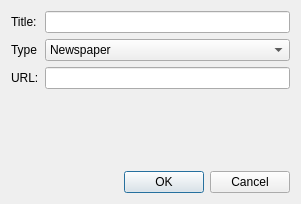
The window that ui/MediaInjectDialog.ui (dmzdev/stance) describes before a commit, drawn with Qt 5.
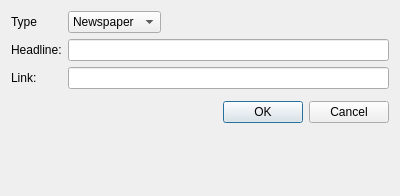
The same window after the commit.

```diff
--- a/ui/MediaInjectDialog.ui
+++ b/ui/MediaInjectDialog.ui
@@ -6,63 +6,38 @@
    <rect>
     <x>0</x>
     <y>0</y>
-    <width>301</width>
-    <height>204</height>
+    <width>400</width>
+    <height>196</height>
    </rect>
   </property>
   <property name="windowTitle">
    <string>Dialog</string>
   </property>
-  <layout class="QVBoxLayout" name="verticalLayout_2">
-   <item>
-    <layout class="QFormLayout" name="formLayout">
-     <item row="0" column="0">
-      <widget class="QLabel" name="label">
-       <property name="text">
-        <string>Title:</string>
-       </property>
-      </widget>
-     </item>
-     <item row="0" column="1">
-      <widget class="QLineEdit" name="titleText"/>
-     </item>
-     <item row="4" column="1">
-      <layout class="QVBoxLayout" name="groupLayout"/>
-     </item>
-     <item row="1" column="1">
-      <widget class="QComboBox" name="mediaType">
-       <item>
-        <property name="text">
-         <string>Newspaper</string>
-        </property>
-       </item>
-       <item>
-        <property name="text">
-         <string>Video</string>
-        </property>
-       </item>
-      </widget>
-     </item>
-     <item row="1" column="0">
-      <widget class="QLabel" name="label_3">
-       <property name="text">
-        <string>Type</string>
-       </property>
-      </widget>
-     </item>
-     <item row="2" column="1">
-      <widget class="QLineEdit" name="urlText"/>
-     </item>
-     <item row="2" column="0">
-      <widget class="QLabel" name="label_4">
-       <property name="text">
-        <string>URL:</string>
-       </property>
-      </widget>
-     </item>
-    </layout>
+  <layout class="QFormLayout" name="formLayout_2">
+   <property name="fieldGrowthPolicy">
+    <enum>QFormLayout::ExpandingFieldsGrow</enum>
+   </property>
+   <item row="2" column="0">
+    <widget class="QLabel" name="label_4">
+     <property name="text">
+      <string>Headline:</string>
+     </property>
+    </widget>
    </item>
-   <item>
+   <item row="4" column="0">
+    <widget class="QLabel" name="label_2">
+     <property name="text">
+      <string>Link:</string>
+     </property>
+    </widget>
+   </item>
+   <item row="4" column="1">
+    <widget class="QLineEdit" name="urlText"/>
+   </item>
+   <item row="5" column="1">
+    <layout class="QFormLayout" name="groupLayout"/>
+   </item>
+   <item row="6" column="0" colspan="2">
     <widget class="QDialogButtonBox" name="buttonBox">
      <property name="orientation">
       <enum>Qt::Horizontal</enum>
@@ -72,6 +47,35 @@
      </property>
     </widget>
    </item>
+   <item row="2" column="1">
+    <widget class="QLineEdit" name="titleText"/>
+   </item>
+   <item row="0" column="1">
+    <widget class="QComboBox" name="mediaType">
+     <item>
+      <property name="text">
+       <string>Newspaper</string>
+      </property>
+     </item>
+     <item>
+      <property name="text">
+       <string>Video</string>
+      </property>
+     </item>
+     <item>
+      <property name="text">
+       <string>Memo</string>
+      </property>
+     </item>
+    </widget>
+   </item>
+   <item row="0" column="0">
+    <widget class="QLabel" name="label">
+     <property name="text">
+      <string>Type</string>
+     </property>
+    </widget>
+   </item>
   </layout>
  </widget>
  <resources/>
```
